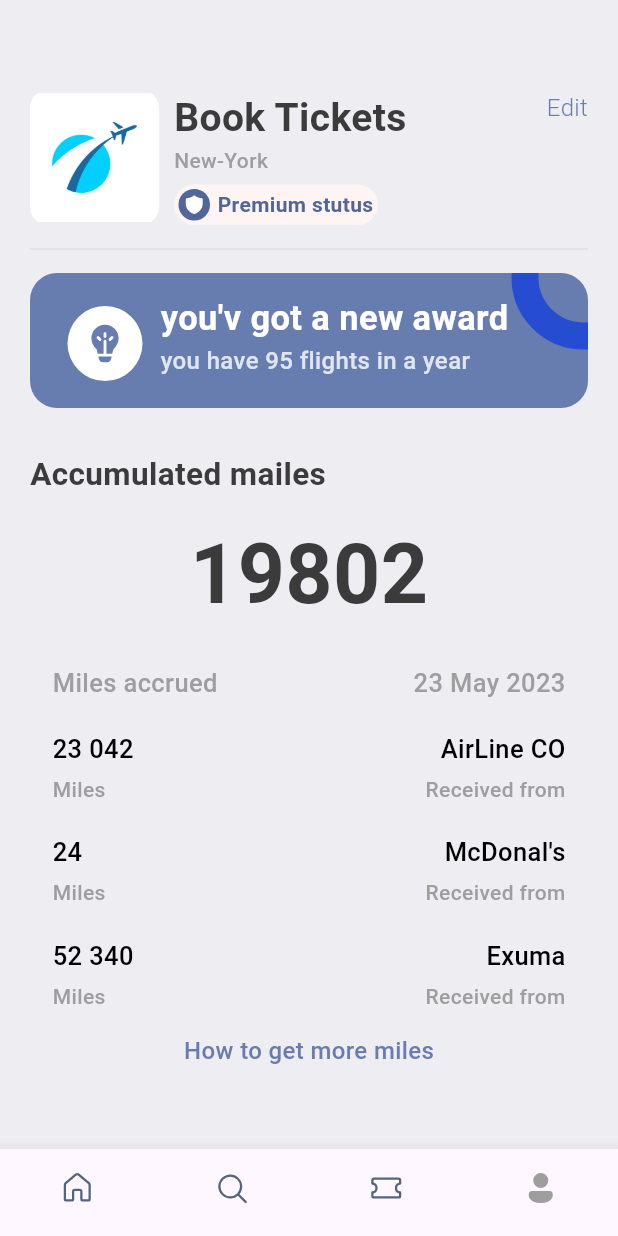
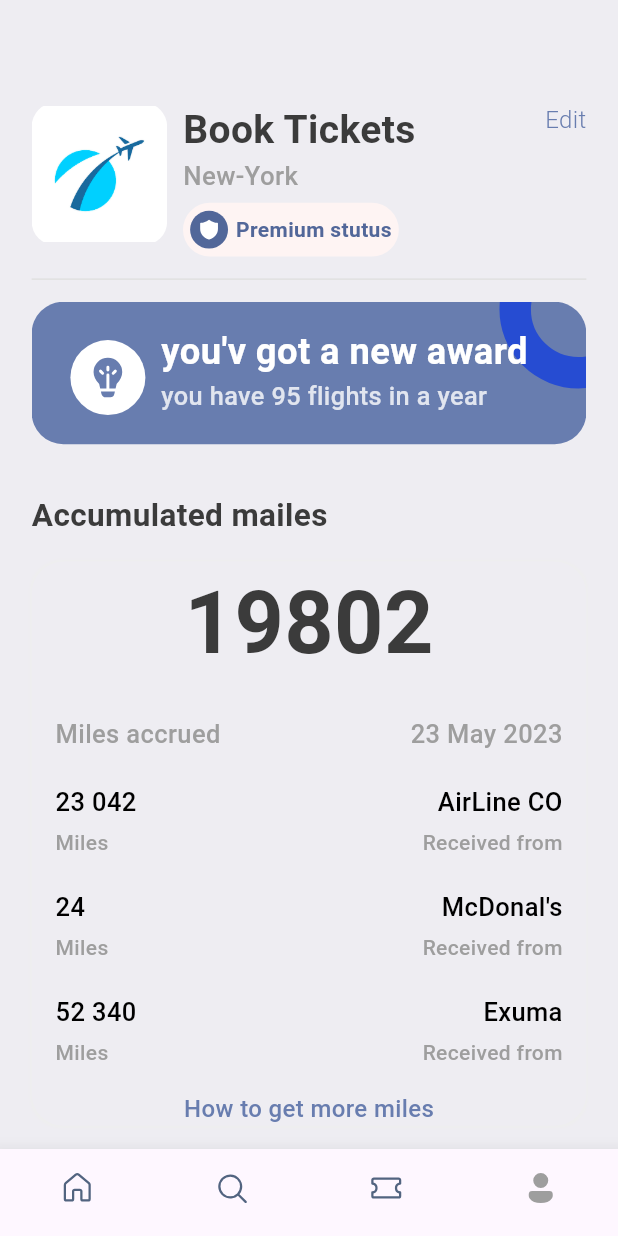
Before and after one commit to ahmedmaher15/ticket-booking-app, a Flutter app: the screen it shows after launch, item 4 of the bottom bar chosen, on a phone screen of 412 x 824 dp. Run offline on Flutter 3.47's test engine with Material 2 defaults, Android fonts, the phone set to English and light mode, and no system bars; our stand-ins replace barcode_widget, fluentui_icons, gap, get.

Commit message:
Initial commit
 simple UI flutter project

```diff
--- /dev/null
+++ b/lib/dimensions.dart
@@ -0,0 +1,44 @@
+import 'package:get/get.dart';
+class Dimensions{
+
+  static double screenHeight=Get.context!.height;
+  static double screenWidth=Get.context!.width;
+
+  static double pageView =screenHeight/2.64;
+  static double pageViewContainer=screenHeight/3.84;
+  static double pageViewTextContainer=screenHeight/7.03;
+//dynamic height
+  static double height5=screenHeight/174.2;
+  static double height10=screenHeight/78.1;
+  static double height15=screenHeight/52.06;
+  static double height20=screenHeight/39.05;
+  static double height25=screenHeight/31.24;
+  static double height30=screenHeight/26.03;
+  static double height45=screenHeight/17.35;
+  static double height50=screenHeight/15.62;
+//dynamic width
+  static double width5=screenWidth/78.54;
+  static double width10=screenWidth/39.27;
+  static double width15=screenWidth/26.18;
+  static double width20=screenWidth/19.63;
+  static double width25=screenWidth/15.7;
+  static double width30=screenWidth/13.09;
+  static double width45=screenWidth/8.7;
+  static double width50=screenWidth/7.8;
+//dynamic radius
+  static double radius15=screenHeight/52.06;
+  static double radius20=screenHeight/39.05;
+  static double radius30=screenHeight/26.03;
+  //dynamic Font Size
+  static double font16=screenHeight/47.81;
+  static double font20=screenHeight/39.05;
+  static double font26=screenHeight/30.03;
+  //dynamic icon Size
+  static double iconSize24=screenHeight/32.54;
+  static double iconSize16=screenHeight/48.81;
+
+//image height on detail bage
+  static double imageSizePopuler=screenHeight/2.23;
+
+
+}
--- a/lib/main.dart
+++ b/lib/main.dart
@@ -1,4 +1,5 @@
 import 'package:flutter/material.dart';
+import 'package:get/get.dart';
 import 'package:ticketbookingapp/app_style.dart';
 import 'package:ticketbookingapp/widgets/bootom_bar.dart';
 
@@ -11,7 +12,7 @@ class MyApp extends StatelessWidget {
 
   @override
   Widget build(BuildContext context) {
-    return MaterialApp(
+    return GetMaterialApp(
       title: 'Flutter Demo',
       debugShowCheckedModeBanner: false,
       theme: ThemeData(
--- a/lib/screens/profile_screen.dart
+++ b/lib/screens/profile_screen.dart
@@ -2,6 +2,7 @@ import 'package:fluentui_icons/fluentui_icons.dart';
 import 'package:flutter/material.dart';
 import 'package:gap/gap.dart';
 import 'package:ticketbookingapp/app_style.dart';
+import 'package:ticketbookingapp/dimensions.dart';
 import 'package:ticketbookingapp/widgets/ticket_screen_widgets/column_layout.dart';
 
 class ProfileScreen extends StatelessWidget {
@@ -13,21 +14,21 @@ class ProfileScreen extends StatelessWidget {
       backgroundColor: Styles.bgColor,
       body: ListView(
 
-        padding: const EdgeInsets.symmetric(horizontal: 20,vertical: 20),
+        padding:  EdgeInsets.symmetric(horizontal: Dimensions.height20,vertical: Dimensions.width20),
         children: [
-          const Gap(40),
+           Gap(Dimensions.height45),
           Row(
             crossAxisAlignment: CrossAxisAlignment.start,
             children: [
               Container(
-                height: 90,
-                width: 86,
+                height: Dimensions.screenHeight/8.67,
+                width: Dimensions.screenWidth/4.56,
                 decoration: BoxDecoration(
-                  borderRadius: BorderRadius.circular(12),
+                  borderRadius: BorderRadius.circular(Dimensions.height15),
                   image:const DecorationImage(image: AssetImage("assets/images/img_1.png")),
                 ),
               ),
-              const Gap(10),
+               Gap(Dimensions.height10),
               Column(
                 crossAxisAlignment: CrossAxisAlignment.start,
                 mainAxisAlignment: MainAxisAlignment.start,
@@ -39,34 +40,34 @@ class ProfileScreen extends StatelessWidget {
                   Text(
                     "New-York",
                     style: TextStyle(
-                        fontSize: 14,
+                        fontSize: Dimensions.font16,
                         fontWeight: FontWeight.w500,
                         color: Colors.grey.shade500),
                   ),
-                  const Gap(6),
+                   Gap(Dimensions.height5),
                   Container(
                     decoration: BoxDecoration(
-                      borderRadius: BorderRadius.circular(100),
+                      borderRadius: BorderRadius.circular(Dimensions.height45*2),
                       color: const Color(0xfffef4f3)
                     ),
-                    padding: const EdgeInsets.symmetric(horizontal: 3,vertical: 3),
+                    padding:  EdgeInsets.symmetric(horizontal: Dimensions.height5,vertical: Dimensions.width5),
                     child: Row(
                       children: [
                         Container(
-                          padding: const EdgeInsets.all(3),
+                          padding:  EdgeInsets.all(Dimensions.height5),
                           decoration: const BoxDecoration(
                             shape: BoxShape.circle,
                               color: Color(0xff526799)
                           ),
-                          child: const Icon(FluentSystemIcons.ic_fluent_shield_filled,color: Colors.white,size: 15,),
+                          child:  Icon(FluentSystemIcons.ic_fluent_shield_filled,color: Colors.white,size: Dimensions.height15,),
                         ),
-                        const Gap(5),
+                         Gap(Dimensions.width5),
                         const Text("Premium stutus",style: TextStyle( fontWeight: FontWeight.w600, color: Color(0xff526799)),)
                       ],
                     ),
                   )
                 ],),
-              const Gap(10),
+               Gap(Dimensions.width10),
               const Spacer(),
               Column(
                 children: [
@@ -78,35 +79,34 @@ class ProfileScreen extends StatelessWidget {
 
             ],
           ),
-          const Gap(8),
+           Gap(Dimensions.height5*1.5),
           Divider(color: Colors.grey.shade300,),
-          const Gap(8),
+           Gap(Dimensions.height5*1.5),
           Stack(
             children: [
               Container(
-                height: 90,
+                height: Dimensions.height45*2,
                 decoration: BoxDecoration(
                   color: Styles.primaryColor,
-                  borderRadius: BorderRadius.circular(18),
+                  borderRadius: BorderRadius.circular(Dimensions.height20),
 
                 ),
               ),
               Positioned(
-                top: -45,
-                right: -45,
+                top: -Dimensions.height45,
+                right: -Dimensions.width45,
                 child: Container(
-                  padding: const EdgeInsets.all(30),
+                  padding:  EdgeInsets.all(Dimensions.height15*2),
                   decoration: BoxDecoration(
                     color: Colors.transparent,
                     shape: BoxShape.circle,
-                    border: Border.all(width:18,color: const Color(0xff264cd2) )
+                    border: Border.all(width:Dimensions.width20,color: const Color(0xff264cd2) )
                   ),
                 ),
               ),
               Padding(
-                padding: const EdgeInsets.symmetric(horizontal: 25,vertical: 14),
+                padding:  EdgeInsets.symmetric(horizontal: Dimensions.height20+Dimensions.height5,vertical: Dimensions.width15),
                 child: Row(
-
                   mainAxisAlignment: MainAxisAlignment.start,
                   crossAxisAlignment: CrossAxisAlignment.center ,
                   children: [
@@ -116,12 +116,12 @@ class ProfileScreen extends StatelessWidget {
                       child: Icon(
                         FluentSystemIcons.ic_fluent_lightbulb_filament_filled,
                         color: Styles.primaryColor,
-                        size: 30,
+                        size: Dimensions.height15*2,
                       ),
                     ),
-                    const Gap(12),
+                     Gap(Dimensions.width10),
                     Padding(
-                      padding: const EdgeInsets.only(bottom: 10),
+                      padding:  EdgeInsets.only(bottom: Dimensions.height10),
                       child: FittedBox(
                         child: Column(
                           mainAxisAlignment: MainAxisAlignment.start ,
@@ -129,13 +129,13 @@ class ProfileScreen extends StatelessWidget {
                           children: [
                             Text(
                               "you'v got a new award",
-                              style: Styles.headLineStyle2.copyWith(fontSize:23,
+                              style: Styles.headLineStyle2.copyWith(fontSize:Dimensions.screenHeight/33.95,
                                   fontWeight: FontWeight.bold, color: Colors.white),
                             ),
                             Text(
                               "you have 95 flights in a year",
                               style: Styles.headLineStyle2.copyWith(
-                                  fontWeight: FontWeight.w500, color: Colors.white.withOpacity(0.8),fontSize: 16),
+                                  fontWeight: FontWeight.w500, color: Colors.white.withOpacity(0.8),fontSize: Dimensions.screenHeight/48.81),
                             ),
                           ],
                         ),
@@ -145,13 +145,13 @@ class ProfileScreen extends StatelessWidget {
               ),
             ],
           ),
-          const Gap(25),
+           Gap(Dimensions.height25),
           Text("Accumulated mailes",style: Styles.headLineStyle2,),
-          const Gap(13),
+           Gap(Dimensions.height15),
           Container(
-            padding: EdgeInsets.symmetric(horizontal: 15),
+            padding: EdgeInsets.symmetric(horizontal: Dimensions.height15),
             decoration: BoxDecoration(
-              borderRadius: BorderRadius.circular(18),
+              borderRadius: BorderRadius.circular(Dimensions.radius20),
               color: Styles.bgColor,
               boxShadow: [
                 BoxShadow(
@@ -166,10 +166,10 @@ class ProfileScreen extends StatelessWidget {
                 Row(
                   mainAxisAlignment: MainAxisAlignment.center,
                   children: [
-                    Text("19802",style: Styles.headLineStyle1.copyWith(fontSize: 55),),
+                    Text("19802",style: Styles.headLineStyle1.copyWith(fontSize: Dimensions.height50+Dimensions.height5),),
                   ],
                 ),
-                const Gap(20),
+                 Gap(Dimensions.width20),
                 Column(
                   children: [
                     Row(
@@ -179,7 +179,7 @@ class ProfileScreen extends StatelessWidget {
                         Text("23 May 2023",style: Styles.headLineStyle3,),
                       ],
                     ),
-                    Gap(20),
+                    Gap(Dimensions.height20),
                     Row(
                       mainAxisAlignment: MainAxisAlignment.spaceBetween,
                       children: [
@@ -187,7 +187,7 @@ class ProfileScreen extends StatelessWidget {
                         AppColumnLayout(first: "AirLine CO", second: "Received from", alignment: CrossAxisAlignment.end),
                       ],
                     ),
-                    Gap(20),
+                    Gap(Dimensions.height20),
                     Row(
                       mainAxisAlignment: MainAxisAlignment.spaceBetween,
                       children: [
@@ -195,7 +195,7 @@ class ProfileScreen extends StatelessWidget {
                         AppColumnLayout(first: "McDonal's", second: "Received from", alignment: CrossAxisAlignment.end),
                       ],
                     ),
-                    Gap(20),
+                    Gap(Dimensions.height20),
                     Row(
                       mainAxisAlignment: MainAxisAlignment.spaceBetween,
                       children: [
@@ -203,7 +203,7 @@ class ProfileScreen extends StatelessWidget {
                         AppColumnLayout(first: "Exuma", second: "Received from", alignment: CrossAxisAlignment.end),
                       ],
                     ),
-                    Gap(15),
+                    Gap(Dimensions.height15),
                     Row(
                       mainAxisAlignment: MainAxisAlignment.center,
                       children: [
--- a/lib/widgets/bootom_bar.dart
+++ b/lib/widgets/bootom_bar.dart
@@ -1,5 +1,6 @@
 import 'package:fluentui_icons/fluentui_icons.dart';
 import 'package:flutter/material.dart';
+import 'package:ticketbookingapp/dimensions.dart';
 import 'package:ticketbookingapp/screens/home_screen.dart';
 import 'package:ticketbookingapp/screens/profile_screen.dart';
 import 'package:ticketbookingapp/screens/search_Screen.dart';
@@ -33,7 +34,7 @@ class _MyBottomBarState extends State<MyBottomBar> {
         currentIndex: _selectedIndex,
         type: BottomNavigationBarType.fixed,
         onTap: _onItemTap,
-        elevation: 10,
+        elevation: Dimensions.height10,
         showSelectedLabels: false,
         showUnselectedLabels: false,
         selectedItemColor: Colors.grey,
```
Also changed, not shown: lib/screens/home_screen.dart (+23 -18 lines), lib/screens/search_Screen.dart (+40 -39 lines), lib/screens/ticket_screen.dart (+34 -32 lines), lib/widgets/ticket_screen_widgets/ticket_tab.dart (+4 -3 lines).
